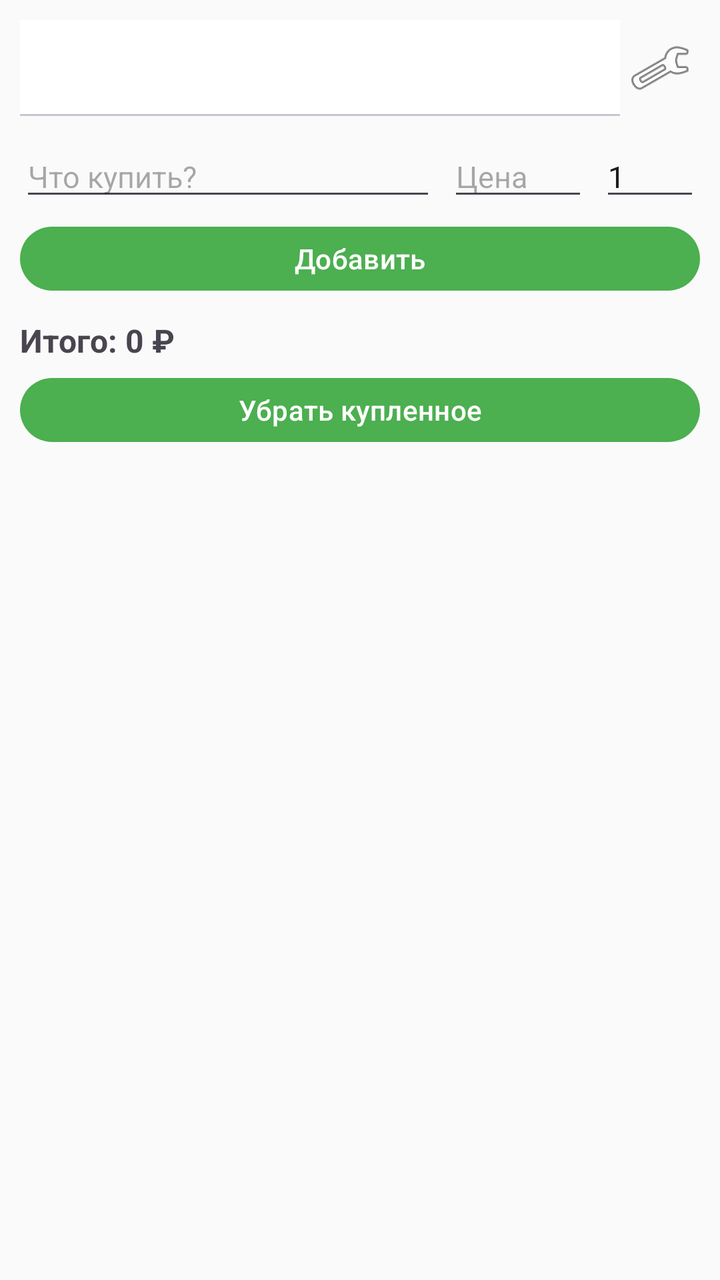
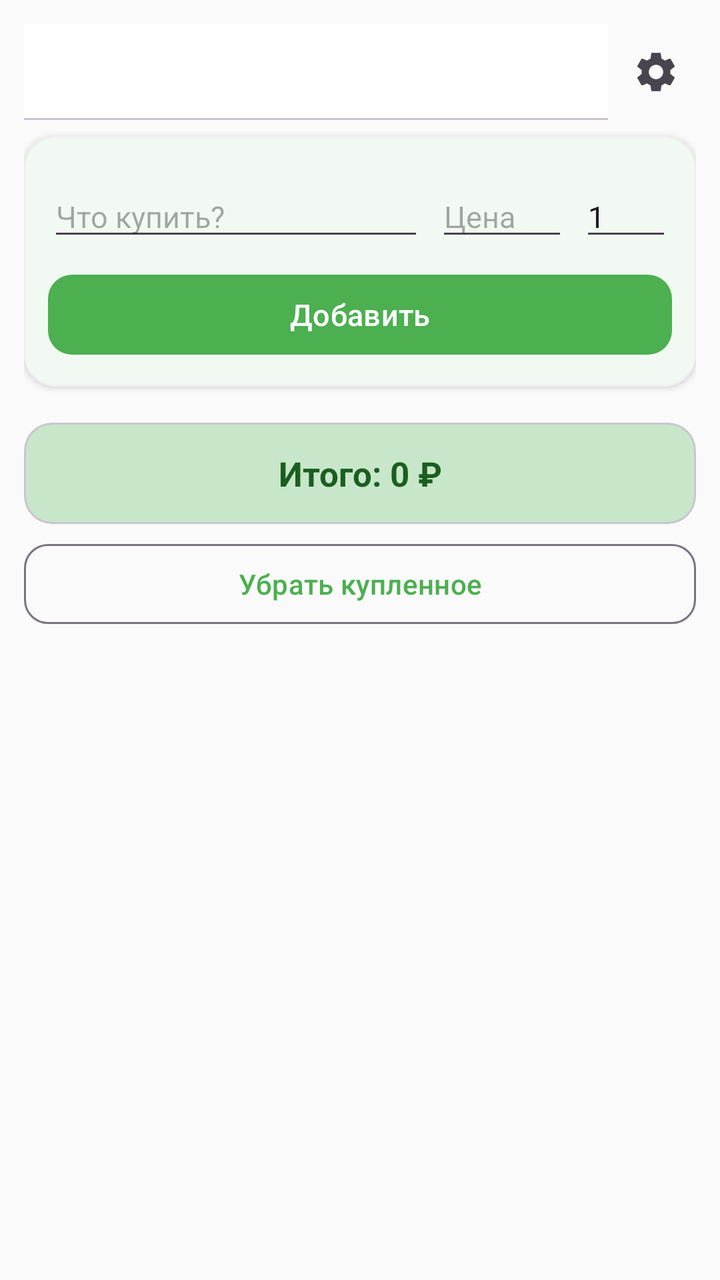

An Android layout rendered at two revisions. The XML below is the earlier revision; the diff shows what the commit changed to produce the second picture.
<!-- AndroidManifest.xml: application theme Theme.ShoppingList -->
<!-- res/layout/activity_main.xml -->
<?xml version="1.0" encoding="utf-8"?>
<androidx.core.widget.NestedScrollView
    xmlns:android="http://schemas.android.com/apk/res/android"
    xmlns:app="http://schemas.android.com/apk/res-auto"
    android:id="@+id/rootLayout"
    android:layout_width="match_parent"
    android:layout_height="match_parent"
    android:fillViewport="true">

    <LinearLayout
        android:layout_width="match_parent"
        android:layout_height="wrap_content"
        android:orientation="vertical"
        android:padding="10dp">

        <LinearLayout
            android:layout_width="match_parent"
            android:layout_height="wrap_content"
            android:orientation="horizontal"
            android:gravity="center_vertical">

            <com.google.android.material.tabs.TabLayout
                android:id="@+id/tabLayout"
                android:layout_width="0dp"
                android:layout_height="wrap_content"
                android:layout_weight="1"
                app:tabMode="scrollable" />

            <ImageButton
                android:id="@+id/btnSettings"
                android:layout_width="40dp"
                android:layout_height="40dp"
                android:background="?attr/selectableItemBackgroundBorderless"
                android:contentDescription="@string/settings"
                android:src="@android:drawable/ic_menu_manage"
                android:scaleType="centerInside" />
        </LinearLayout>

        <HorizontalScrollView
            android:layout_width="match_parent"
            android:layout_height="wrap_content"
            android:layout_marginTop="4dp"
            android:scrollbars="none">

            <com.google.android.material.chip.ChipGroup
                android:id="@+id/chipGroup"
                android:layout_width="wrap_content"
                android:layout_height="wrap_content"
                app:singleSelection="true"
                app:selectionRequired="true"
                app:singleLine="true"
                app:chipSpacingHorizontal="6dp" />
        </HorizontalScrollView>

        <LinearLayout
            android:layout_width="match_parent"
            android:layout_height="wrap_content"
            android:orientation="horizontal"
            android:layout_marginTop="6dp"
            android:gravity="center_vertical">

            <AutoCompleteTextView
                android:id="@+id/editItem"
                android:layout_width="0dp"
                android:layout_height="wrap_content"
                android:layout_weight="1"
                android:hint="@string/hint_new_item"
                android:completionThreshold="1"
                android:inputType="textCapSentences"
                android:imeOptions="actionDone"
                android:textSize="15sp"
                android:maxLines="1" />

            <EditText
                android:id="@+id/editPrice"
                android:layout_width="70dp"
                android:layout_height="wrap_content"
                android:layout_marginStart="6dp"
                android:hint="@string/hint_price"
                android:inputType="numberDecimal"
                android:textSize="15sp"
                android:maxLines="1" />

            <EditText
                android:id="@+id/editQuantity"
                android:layout_width="50dp"
                android:layout_height="wrap_content"
                android:layout_marginStart="6dp"
                android:hint="@string/hint_qty"
                android:inputType="number"
                android:text="1"
                android:textSize="15sp"
                android:maxLines="1" />
        </LinearLayout>

        <Button
            android:id="@+id/btnAdd"
            android:layout_width="match_parent"
            android:layout_height="wrap_content"
            android:layout_marginTop="4dp"
            android:minHeight="40dp"
            android:text="@string/add" />

        <androidx.recyclerview.widget.RecyclerView
            android:id="@+id/recycler"
            android:layout_width="match_parent"
            android:layout_height="wrap_content"
            android:nestedScrollingEnabled="false"
            android:layout_marginTop="4dp" />

        <TextView
            android:id="@+id/textTotal"
            android:layout_width="match_parent"
            android:layout_height="wrap_content"
            android:paddingTop="6dp"
            android:paddingBottom="4dp"
            android:textSize="16sp"
            android:textStyle="bold"
            android:text="@string/total_zero" />

        <Button
            android:id="@+id/btnClearDone"
            android:layout_width="match_parent"
            android:layout_height="wrap_content"
            android:minHeight="40dp"
            android:text="@string/clear_done" />
    </LinearLayout>
</androidx.core.widget.NestedScrollView>
<!-- resources referenced by this layout -->
<resources>
  <string name="add">Добавить</string>
  <string name="clear_done">Убрать купленное</string>
  <string name="hint_new_item">Что купить?</string>
  <string name="hint_price">Цена</string>
  <string name="hint_qty">Кол-во</string>
  <string name="settings">Настройки</string>
  <string name="total_zero">Итого: 0 ₽</string>
  <style name="Theme.ShoppingList" parent="Theme.Material3.DayNight.NoActionBar">
          <item name="colorPrimary">@color/primary</item>
          <item name="colorOnPrimary">@color/on_primary</item>
          <item name="colorPrimaryContainer">@color/primary_container</item>
          <item name="colorOnPrimaryContainer">@color/on_primary_container</item>
          <item name="colorSecondary">@color/secondary</item>
          <item name="colorOnSecondary">@color/on_secondary</item>
          <item name="android:colorBackground">@color/surface</item>
          <item name="colorSurface">@color/card_bg</item>
          <item name="colorOnSurface">@color/on_surface</item>
          <item name="colorSurfaceVariant">@color/surface_variant</item>
          <item name="colorOnSurfaceVariant">@color/on_surface_variant</item>
          <item name="android:statusBarColor" tools:targetApi="l">@color/surface</item>
          <item name="android:windowLightStatusBar" tools:targetApi="m">true</item>
      </style>
  <color name="primary">#4CAF50</color>
  <color name="on_primary">#FFFFFF</color>
  <color name="primary_container">#C8E6C9</color>
  <color name="on_primary_container">#1B5E20</color>
  <color name="secondary">#FFA726</color>
  <color name="on_secondary">#FFFFFF</color>
  <color name="surface">#FAFAFA</color>
  <color name="card_bg">#FFFFFF</color>
  <color name="on_surface">#1C1B1F</color>
  <color name="surface_variant">#F0F0F0</color>
  <color name="on_surface_variant">#49454F</color>
</resources>

<!-- the commit's change to res/layout/activity_main.xml (unified diff, before → after) -->
@@ -5,14 +5,16 @@
     android:id="@+id/rootLayout"
     android:layout_width="match_parent"
     android:layout_height="match_parent"
-    android:fillViewport="true">
+    android:fillViewport="true"
+    android:background="?android:attr/colorBackground">
 
     <LinearLayout
         android:layout_width="match_parent"
         android:layout_height="wrap_content"
         android:orientation="vertical"
-        android:padding="10dp">
+        android:padding="12dp">
 
+        
         <LinearLayout
             android:layout_width="match_parent"
             android:layout_height="wrap_content"
@@ -24,105 +26,166 @@
                 android:layout_width="0dp"
                 android:layout_height="wrap_content"
                 android:layout_weight="1"
-                app:tabMode="scrollable" />
+                app:tabMode="scrollable"
+                app:tabIndicatorColor="?attr/colorPrimary"
+                app:tabSelectedTextColor="?attr/colorPrimary"
+                app:tabTextColor="?attr/colorOnSurfaceVariant" />
 
             <ImageButton
                 android:id="@+id/btnSettings"
                 android:layout_width="40dp"
                 android:layout_height="40dp"
+                android:layout_marginStart="4dp"
                 android:background="?attr/selectableItemBackgroundBorderless"
                 android:contentDescription="@string/settings"
-                android:src="@android:drawable/ic_menu_manage"
+                android:src="@drawable/ic_settings"
                 android:scaleType="centerInside" />
         </LinearLayout>
 
-        <HorizontalScrollView
+        
+        <com.google.android.material.card.MaterialCardView
             android:layout_width="match_parent"
             android:layout_height="wrap_content"
-            android:layout_marginTop="4dp"
-            android:scrollbars="none">
+            android:layout_marginTop="8dp"
+            app:cardCornerRadius="16dp"
+            app:cardElevation="2dp"
+            app:cardBackgroundColor="?attr/colorSurface"
+            app:strokeColor="?attr/colorSurfaceVariant"
+            app:strokeWidth="1dp">
 
-            <com.google.android.material.chip.ChipGroup
-                android:id="@+id/chipGroup"
+            <LinearLayout
+                android:layout_width="match_parent"
+                android:layout_height="wrap_content"
+                android:orientation="vertical"
+                android:padding="12dp">
+
+                <HorizontalScrollView
+                    android:layout_width="match_parent"
+                    android:layout_height="wrap_content"
+                    android:scrollbars="none">
+
+                    <com.google.android.material.chip.ChipGroup
+                        android:id="@+id/chipGroup"
+                        android:layout_width="wrap_content"
+                        android:layout_height="wrap_content"
+                        app:singleSelection="true"
+                        app:selectionRequired="true"
+                        app:singleLine="true"
+                        app:chipSpacingHorizontal="6dp" />
+                </HorizontalScrollView>
+
+                <LinearLayout
+                    android:layout_width="match_parent"
+                    android:layout_height="wrap_content"
+                    android:orientation="horizontal"
+                    android:layout_marginTop="8dp"
+                    android:gravity="center_vertical">
+
+                    <AutoCompleteTextView
+                        android:id="@+id/editItem"
+                        android:layout_width="0dp"
+                        android:layout_height="wrap_content"
+                        android:layout_weight="1"
+                        android:hint="@string/hint_new_item"
+                        android:completionThreshold="1"
+                        android:inputType="textCapSentences"
+                        android:imeOptions="actionDone"
+                        android:textSize="15sp"
+                        android:maxLines="1" />
+
+                    <EditText
+                        android:id="@+id/editPrice"
+                        android:layout_width="66dp"
+                        android:layout_height="wrap_content"
+                        android:layout_marginStart="6dp"
+                        android:hint="@string/hint_price"
+                        android:inputType="numberDecimal"
+                        android:textSize="15sp"
+                        android:maxLines="1" />
+
+                    <EditText
+                        android:id="@+id/editQuantity"
+                        android:layout_width="46dp"
+                        android:layout_height="wrap_content"
+                        android:layout_marginStart="6dp"
+                        android:hint="@string/hint_qty"
+                        android:inputType="number"
+                        android:text="1"
+                        android:textSize="15sp"
+                        android:maxLines="1" />
+                </LinearLayout>
+
+                <com.google.android.material.button.MaterialButton
+                    android:id="@+id/btnAdd"
+                    android:layout_width="match_parent"
+                    android:layout_height="wrap_content"
+                    android:layout_marginTop="8dp"
+                    android:text="@string/add"
+                    android:textSize="15sp"
+                    app:cornerRadius="12dp" />
+            </LinearLayout>
+        </com.google.android.material.card.MaterialCardView>
+
+        
+        <LinearLayout
+            android:id="@+id/emptyState"
+            android:layout_width="match_parent"
+            android:layout_height="wrap_content"
+            android:orientation="vertical"
+            android:gravity="center"
+            android:padding="32dp"
+            android:visibility="gone">
+
+            <TextView
                 android:layout_width="wrap_content"
                 android:layout_height="wrap_content"
-                app:singleSelection="true"
-                app:selectionRequired="true"
-                app:singleLine="true"
-                app:chipSpacingHorizontal="6dp" />
-        </HorizontalScrollView>
+                android:text="🛒"
+                android:textSize="48sp" />
 
-        <LinearLayout
-            android:layout_width="match_parent"
-            android:layout_height="wrap_content"
-            android:orientation="horizontal"
-            android:layout_marginTop="6dp"
-            android:gravity="center_vertical">
-
-            <AutoCompleteTextView
-                android:id="@+id/editItem"
-                android:layout_width="0dp"
+            <TextView
+                android:layout_width="wrap_content"
                 android:layout_height="wrap_content"
-                android:layout_weight="1"
-                android:hint="@string/hint_new_item"
-                android:completionThreshold="1"
-                android:inputType="textCapSentences"
-                android:imeOptions="actionDone"
+                android:layout_marginTop="8dp"
+                android:text="@string/empty_hint"
                 android:textSize="15sp"
-                android:maxLines="1" />
-
-            <EditText
-                android:id="@+id/editPrice"
-                android:layout_width="70dp"
-                android:layout_height="wrap_content"
-                android:layout_marginStart="6dp"
-                android:hint="@string/hint_price"
-                android:inputType="numberDecimal"
-                android:textSize="15sp"
-                android:maxLines="1" />
-
-            <EditText
-                android:id="@+id/editQuantity"
-                android:layout_width="50dp"
-                android:layout_height="wrap_content"
-                android:layout_marginStart="6dp"
-                android:hint="@string/hint_qty"
-                android:inputType="number"
-                android:text="1"
-                android:textSize="15sp"
-                android:maxLines="1" />
+                android:textColor="?attr/colorOnSurfaceVariant"
+                android:gravity="center" />
         </LinearLayout>
-
-        <Button
-            android:id="@+id/btnAdd"
-            android:layout_width="match_parent"
-            android:layout_height="wrap_content"
-            android:layout_marginTop="4dp"
-            android:minHeight="40dp"
-            android:text="@string/add" />
 
         <androidx.recyclerview.widget.RecyclerView
             android:id="@+id/recycler"
             android:layout_width="match_parent"
             android:layout_height="wrap_content"
             android:nestedScrollingEnabled="false"
-            android:layout_marginTop="4dp" />
+            android:layout_marginTop="8dp" />
 
-        <TextView
-            android:id="@+id/textTotal"
+        <com.google.android.material.card.MaterialCardView
             android:layout_width="match_parent"
             android:layout_height="wrap_content"
-            android:paddingTop="6dp"
-            android:paddingBottom="4dp"
-            android:textSize="16sp"
-            android:textStyle="bold"
-            android:text="@string/total_zero" />
+            android:layout_marginTop="10dp"
+            app:cardCornerRadius="14dp"
+            app:cardElevation="0dp"
+            app:cardBackgroundColor="?attr/colorPrimaryContainer">
 
-        <Button
+            <TextView
+                android:id="@+id/textTotal"
+                android:layout_width="match_parent"
+                android:layout_height="wrap_content"
+                android:padding="14dp"
+                android:textSize="17sp"
+                android:textStyle="bold"
+                android:textColor="?attr/colorOnPrimaryContainer"
+                android:gravity="center"
+                android:text="@string/total_zero" />
+        </com.google.android.material.card.MaterialCardView>
+
+        <com.google.android.material.button.MaterialButton
             android:id="@+id/btnClearDone"
+            style="@style/Widget.Material3.Button.OutlinedButton"
             android:layout_width="match_parent"
             android:layout_height="wrap_content"
-            android:minHeight="40dp"
-            android:text="@string/clear_done" />
+            android:layout_marginTop="6dp"
+            android:text="@string/clear_done"
+            app:cornerRadius="12dp" />
     </LinearLayout>
 </androidx.core.widget.NestedScrollView>
<!-- resource entries referenced after the edit -->
@@ -1,5 +1,16 @@
 <!-- resources referenced by this layout -->
 <resources>
+  <!-- drawable ic_settings (drawable) -->
+  <vector xmlns:android="http://schemas.android.com/apk/res/android"
+      android:width="24dp"
+      android:height="24dp"
+      android:viewportWidth="24"
+      android:viewportHeight="24"
+      android:tint="?attr/colorOnSurfaceVariant">
+      <path
+          android:fillColor="@android:color/white"
+          android:pathData="M19.14,12.94c0.04,-0.3 0.06,-0.61 0.06,-0.94c0,-0.32 -0.02,-0.64 -0.07,-0.94l2.03,-1.58c0.18,-0.14 0.23,-0.41 0.12,-0.61l-1.92,-3.32c-0.12,-0.22 -0.37,-0.29 -0.59,-0.22l-2.39,0.96c-0.5,-0.38 -1.03,-0.7 -1.62,-0.94L14.4,2.81c-0.04,-0.24 -0.24,-0.41 -0.48,-0.41h-3.84c-0.24,0 -0.43,0.17 -0.47,0.41L9.25,5.35C8.66,5.59 8.12,5.92 7.63,6.29L5.24,5.33c-0.22,-0.08 -0.47,0 -0.59,0.22L2.74,8.87C2.62,9.08 2.66,9.34 2.86,9.48l2.03,1.58C4.84,11.36 4.8,11.69 4.8,12s0.02,0.64 0.07,0.94l-2.03,1.58c-0.18,0.14 -0.23,0.41 -0.12,0.61l1.92,3.32c0.12,0.22 0.37,0.29 0.59,0.22l2.39,-0.96c0.5,0.38 1.03,0.7 1.62,0.94l0.36,2.54c0.05,0.24 0.24,0.41 0.48,0.41h3.84c0.24,0 0.44,-0.17 0.47,-0.41l0.36,-2.54c0.59,-0.24 1.13,-0.56 1.62,-0.94l2.39,0.96c0.22,0.08 0.47,0 0.59,-0.22l1.92,-3.32c0.12,-0.22 0.07,-0.47 -0.12,-0.61L19.14,12.94zM12,15.6c-1.98,0 -3.6,-1.62 -3.6,-3.6s1.62,-3.6 3.6,-3.6s3.6,1.62 3.6,3.6S13.98,15.6 12,15.6z"/>
+  </vector>
   <string name="add">Добавить</string>
   <string name="clear_done">Убрать купленное</string>
   <string name="hint_new_item">Что купить?</string>
